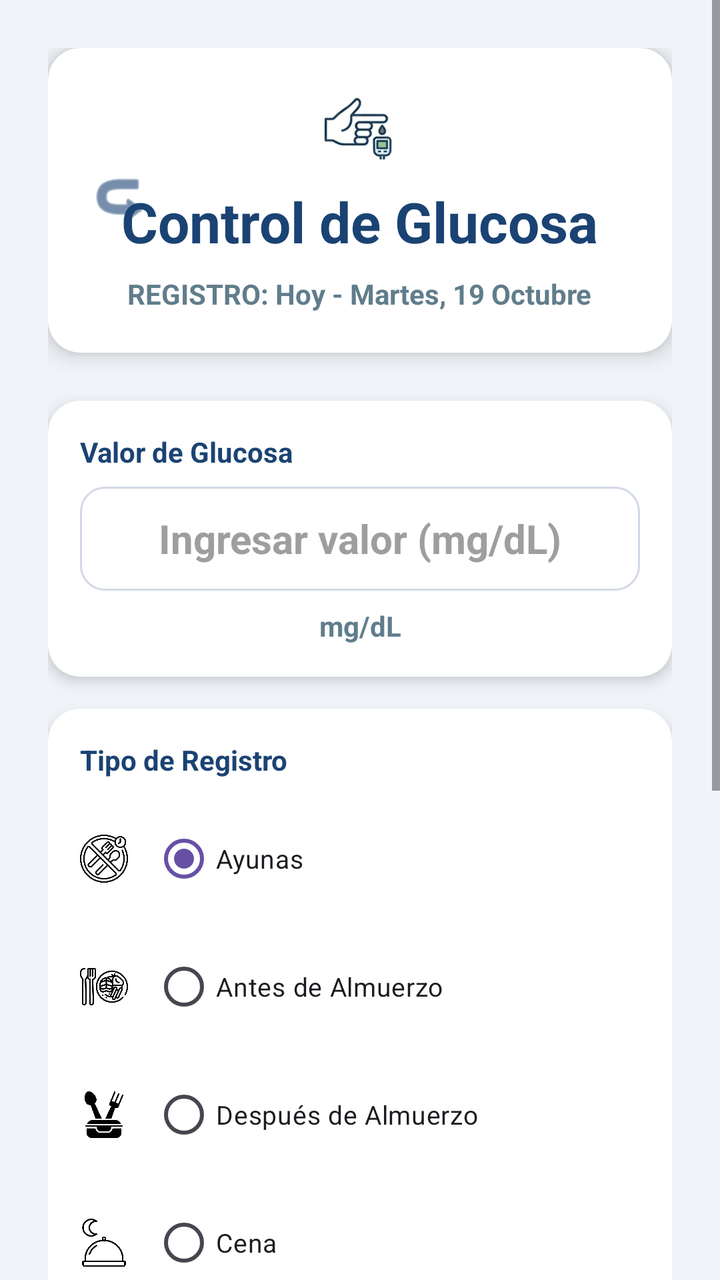
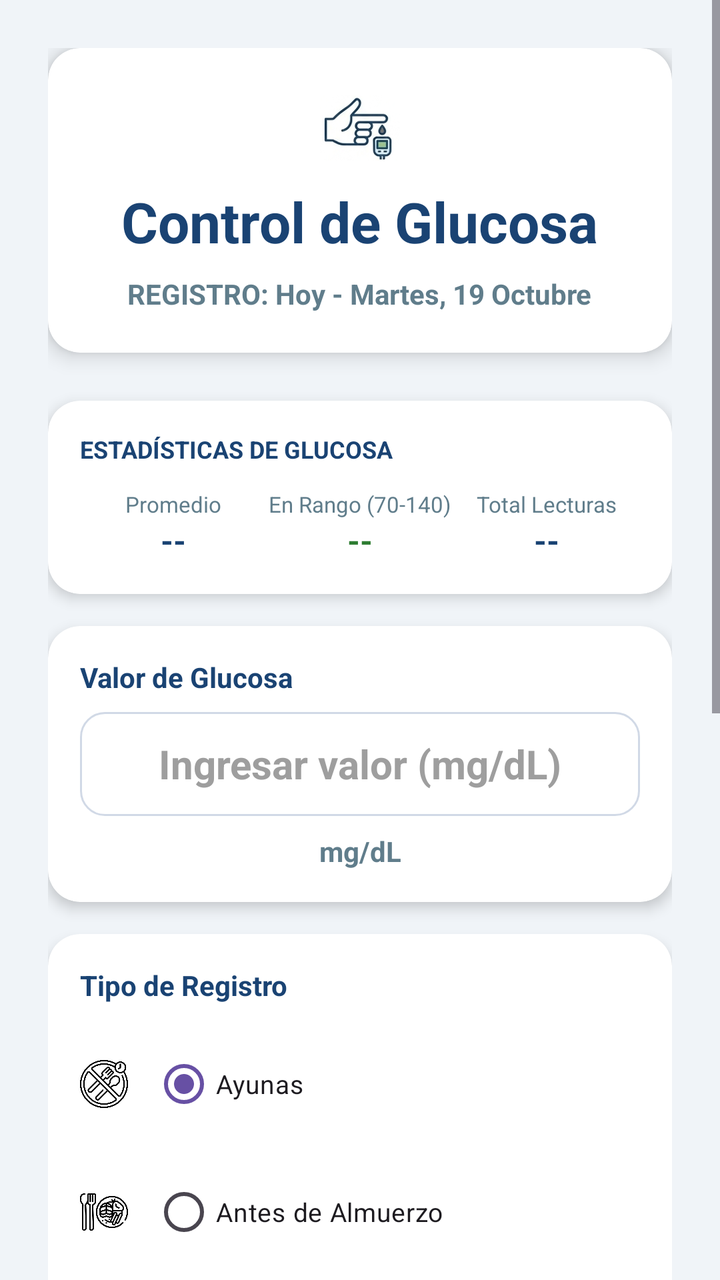

Compare the two renders of this Android layout. The source of the first and the diff that turns it into the second are given below.
<!-- AndroidManifest.xml: application theme Theme.MiPrimeraApp -->
<!-- res/layout/activity_control_glucosa.xml -->
<?xml version="1.0" encoding="utf-8"?>
<androidx.constraintlayout.widget.ConstraintLayout
    xmlns:android="http://schemas.android.com/apk/res/android"
    xmlns:app="http://schemas.android.com/apk/res-auto"
    xmlns:tools="http://schemas.android.com/tools"
    android:id="@+id/main"
    android:layout_width="match_parent"
    android:layout_height="match_parent"
    android:background="@color/ui_weight_background"
    tools:context=".Control_Glucosa">

    <ScrollView
        android:layout_width="match_parent"
        android:layout_height="match_parent"
        android:fillViewport="true"
        android:clipToPadding="false"
        app:layout_constraintTop_toTopOf="parent"
        app:layout_constraintBottom_toBottomOf="parent"
        app:layout_constraintStart_toStartOf="parent"
        app:layout_constraintEnd_toEndOf="parent">

        <LinearLayout
            android:layout_width="match_parent"
            android:layout_height="wrap_content"
            android:orientation="vertical"
            android:padding="24dp">

            
            <androidx.cardview.widget.CardView
                android:layout_width="match_parent"
                android:layout_height="wrap_content"
                android:layout_marginBottom="24dp"
                app:cardCornerRadius="16dp"
                app:cardElevation="6dp"
                app:cardBackgroundColor="@color/peso_card_bg">

                <RelativeLayout
                    android:layout_width="match_parent"
                    android:layout_height="wrap_content"
                    android:padding="20dp">

                    <LinearLayout
                        android:layout_width="match_parent"
                        android:layout_height="wrap_content"
                        android:orientation="vertical"
                        android:gravity="center">

                        <ImageView
                            android:layout_width="40dp"
                            android:layout_height="40dp"
                            android:src="@drawable/ic_glucosa"
                            android:layout_marginBottom="8dp" />

                        <TextView
                            android:id="@+id/tvAppBarTitle"
                            android:layout_width="wrap_content"
                            android:layout_height="wrap_content"
                            android:text="Control de Glucosa"
                            android:textColor="@color/peso_primary_blue"
                            android:textSize="28sp"
                            android:textStyle="bold"
                            android:layout_marginBottom="8dp" />

                        <TextView
                            android:id="@+id/tvDateTimeInfo"
                            android:layout_width="wrap_content"
                            android:layout_height="wrap_content"
                            android:text="REGISTRO: Hoy - Martes, 19 Octubre"
                            android:textColor="@color/peso_gray_text"
                            android:textSize="14sp"
                            android:textStyle="bold" />
                    </LinearLayout>

                    <ImageView
                        android:id="@+id/btnBack"
                        android:layout_width="32dp"
                        android:layout_height="32dp"
                        android:layout_alignParentStart="true"
                        android:layout_centerVertical="true"
                        android:clickable="true"
                        android:focusable="true"
                        android:background="?attr/selectableItemBackgroundBorderless"
                        android:src="@android:drawable/ic_menu_revert"
                        android:rotation="180"
                        app:tint="@color/ui_weight_title_blue"
                        android:contentDescription="Regresar" />
                </RelativeLayout>
            </androidx.cardview.widget.CardView>

            
            <androidx.cardview.widget.CardView
                android:layout_width="match_parent"
                android:layout_height="wrap_content"
                android:layout_marginBottom="16dp"
                app:cardCornerRadius="16dp"
                app:cardElevation="4dp"
                app:cardBackgroundColor="@color/peso_card_bg">

                <LinearLayout
                    android:layout_width="match_parent"
                    android:layout_height="wrap_content"
                    android:orientation="vertical"
                    android:padding="16dp">

                    <TextView
                        android:layout_width="match_parent"
                        android:layout_height="wrap_content"
                        android:text="Valor de Glucosa"
                        android:textColor="@color/peso_primary_blue"
                        android:textStyle="bold"
                        android:textSize="14sp"
                        android:layout_marginBottom="8dp" />

                    <EditText
                        android:id="@+id/etGlucoseValue"
                        style="@style/EditTextRounded"
                        android:layout_width="match_parent"
                        android:layout_height="52dp"
                        android:hint="Ingresar valor (mg/dL)"
                        android:inputType="numberDecimal"
                        android:gravity="center"
                        android:textSize="20sp"
                        android:textStyle="bold"
                        android:textColor="@color/peso_primary_blue"
                        android:textColorHint="@color/ui_hint_grey_9e" />

                    <TextView
                        android:layout_width="match_parent"
                        android:layout_height="wrap_content"
                        android:layout_marginTop="8dp"
                        android:text="mg/dL"
                        android:gravity="center"
                        android:textColor="@color/peso_gray_text"
                        android:textStyle="bold"
                        android:textSize="14sp" />
                </LinearLayout>
            </androidx.cardview.widget.CardView>

            
            <androidx.cardview.widget.CardView
                android:layout_width="match_parent"
                android:layout_height="wrap_content"
                android:layout_marginBottom="16dp"
                app:cardCornerRadius="16dp"
                app:cardElevation="4dp"
                app:cardBackgroundColor="@color/peso_card_bg">

                <LinearLayout
                    android:layout_width="match_parent"
                    android:layout_height="wrap_content"
                    android:orientation="vertical"
                    android:padding="16dp">

                    <TextView
                        android:layout_width="match_parent"
                        android:layout_height="wrap_content"
                        android:text="Tipo de Registro"
                        android:textColor="@color/peso_primary_blue"
                        android:textStyle="bold"
                        android:textSize="14sp"
                        android:layout_marginBottom="8dp" />

                    <RadioGroup
                        android:id="@+id/rgRecordType"
                        android:layout_width="match_parent"
                        android:layout_height="wrap_content"
                        android:orientation="vertical">

                            
                            <LinearLayout
                                android:id="@+id/layoutAyunas"
                                android:layout_width="match_parent"
                                android:layout_height="wrap_content"
                                android:orientation="horizontal"
                                android:gravity="center_vertical"
                                android:paddingVertical="8dp">

                                <ImageView
                                    android:layout_width="24dp"
                                    android:layout_height="24dp"
                                    android:layout_marginEnd="12dp"
                                    android:src="@drawable/ic_ayunas"
                                    android:contentDescription="Icono Ayunas" />

                                <RadioButton
                                    android:id="@+id/rbAyunas"
                                    android:layout_width="match_parent"
                                    android:layout_height="wrap_content"
                                    android:text="Ayunas"
                                    android:textSize="13sp"
                                    android:checked="true" />
                            </LinearLayout>

                            
                            <LinearLayout
                                android:id="@+id/layoutAntesAlmuerzo"
                                android:layout_width="match_parent"
                                android:layout_height="wrap_content"
                                android:orientation="horizontal"
                                android:gravity="center_vertical"
                                android:paddingVertical="8dp">

                                <ImageView
                                    android:layout_width="24dp"
                                    android:layout_height="24dp"
                                    android:layout_marginEnd="12dp"
                                    android:src="@drawable/ic_almuerzo"
                                    android:contentDescription="Icono Antes Almuerzo" />

                                <RadioButton
                                    android:id="@+id/rbAntesAlmuerzo"
                                    android:layout_width="match_parent"
                                    android:layout_height="wrap_content"
                                    android:text="Antes de Almuerzo"
                                    android:textSize="13sp" />
                            </LinearLayout>

                            
                            <LinearLayout
                                android:id="@+id/layoutDespuesAlmuerzo"
                                android:layout_width="match_parent"
                                android:layout_height="wrap_content"
                                android:orientation="horizontal"
                                android:gravity="center_vertical"
                                android:paddingVertical="8dp">

                                <ImageView
                                    android:layout_width="24dp"
                                    android:layout_height="24dp"
                                    android:layout_marginEnd="12dp"
                                    android:src="@drawable/ic_almuerzo2"
                                    android:contentDescription="Icono Después Almuerzo" />

                                <RadioButton
                                    android:id="@+id/rbDespuesAlmuerzo"
                                    android:layout_width="match_parent"
                                    android:layout_height="wrap_content"
                                    android:text="Después de Almuerzo"
                                    android:textSize="13sp" />
                            </LinearLayout>

                            
                            <LinearLayout
                                android:id="@+id/layoutCena"
                                android:layout_width="match_parent"
                                android:layout_height="wrap_content"
                                android:orientation="horizontal"
                                android:gravity="center_vertical"
                                android:paddingVertical="8dp">

                                <ImageView
                                    android:layout_width="24dp"
                                    android:layout_height="24dp"
                                    android:layout_marginEnd="12dp"
                                    android:src="@drawable/ic_cena"
                                    android:contentDescription="Icono Cena" />

                                <RadioButton
                                    android:id="@+id/rbCena"
                                    android:layout_width="match_parent"
                                    android:layout_height="wrap_content"
                                    android:text="Cena"
                                    android:textSize="13sp" />
                            </LinearLayout>

                    </RadioGroup>
                </LinearLayout>
            </androidx.cardview.widget.CardView>

            <androidx.cardview.widget.CardView
                android:id="@+id/cardOptionalNotes"
                android:layout_width="match_parent"
                android:layout_height="wrap_content"
                android:layout_marginTop="16dp"
                app:cardCornerRadius="16dp"
                app:cardElevation="4dp"
                app:cardBackgroundColor="@color/peso_card_bg">

                <LinearLayout
                    android:layout_width="match_parent"
                    android:layout_height="wrap_content"
                    android:orientation="vertical"
                    android:padding="16dp">

                    <RelativeLayout
                        android:layout_width="match_parent"
                        android:layout_height="wrap_content">

                        <TextView
                            android:layout_width="wrap_content"
                            android:layout_height="wrap_content"
                            android:text="NOTAS OPCIONALES"
                            android:textColor="@android:color/black"
                            android:textStyle="bold"
                            android:textSize="14sp"
                            android:layout_alignParentStart="true" />

                        <TextView
                            android:layout_width="wrap_content"
                            android:layout_height="wrap_content"
                            android:text="▲"
                            android:textColor="@color/peso_gray_text"
                            android:layout_alignParentEnd="true" />
                    </RelativeLayout>

                    <EditText
                        android:id="@+id/etOptionalNotes"
                        style="@style/EditTextRounded"
                        android:layout_width="match_parent"
                        android:layout_height="wrap_content"
                        android:layout_marginTop="8dp"
                        android:hint="Añadir notas…"
                        android:inputType="textMultiLine"
                        android:gravity="top|start"
                        android:lines="3"
                        android:textSize="14sp" />
                </LinearLayout>
            </androidx.cardview.widget.CardView>

            <androidx.cardview.widget.CardView
                android:id="@+id/cardPreviousSummary"
                android:layout_width="match_parent"
                android:layout_height="wrap_content"
                android:layout_marginTop="16dp"
                app:cardCornerRadius="16dp"
                app:cardElevation="4dp"
                app:cardBackgroundColor="@color/peso_card_bg">

                <LinearLayout
                    android:layout_width="match_parent"
                    android:layout_height="wrap_content"
                    android:orientation="vertical"
                    android:padding="16dp">

                    <TextView
                        android:layout_width="wrap_content"
                        android:layout_height="wrap_content"
                        android:text="RESUMEN PREVIO"
                        android:textColor="@color/peso_gray_text"
                        android:textStyle="bold"
                        android:textSize="12sp" />

                    <TextView
                        android:id="@+id/tvPreviousSummary"
                        android:layout_width="wrap_content"
                        android:layout_height="wrap_content"
                        android:layout_marginTop="4dp"
                        android:text="Última lectura: 124 mg/dL (Antes de almuerzo; 12:48 PM)"
                        android:textColor="@android:color/black"
                        android:textStyle="bold"
                        android:textSize="14sp" />
                </LinearLayout>
            </androidx.cardview.widget.CardView>

            <Button
                android:id="@+id/btnSaveRecord"
                android:layout_width="match_parent"
                android:layout_height="56dp"
                android:layout_marginTop="24dp"
                android:layout_marginBottom="16dp"
                android:text="+ GUARDAR REGISTRO"
                android:textColor="@color/white"
                android:textSize="16sp"
                android:textStyle="bold"
                android:backgroundTint="@color/peso_save_green"
                app:cornerRadius="12dp" />

        </LinearLayout>
    </ScrollView>

</androidx.constraintlayout.widget.ConstraintLayout>
<!-- resources referenced by this layout -->
<resources>
  <color name="peso_card_bg">#FFFFFF</color>
  <color name="peso_gray_text">#607D8B</color>
  <color name="peso_primary_blue">#1A4373</color>
  <color name="peso_save_green">#2E7D32</color>
  <color name="ui_hint_grey_9e">#9E9E9E</color>
  <color name="ui_weight_background">#F0F4F8</color>
  <color name="ui_weight_title_blue">#1A4375</color>
  <color name="white">#FFFFFFFF</color>
  <!-- drawable ic_almuerzo: png bitmap (drawable, 30460 bytes) -->
  <!-- drawable ic_almuerzo2: png bitmap (drawable, 14259 bytes) -->
  <!-- drawable ic_ayunas: png bitmap (drawable, 31352 bytes) -->
  <!-- drawable ic_cena: png bitmap (drawable, 13455 bytes) -->
  <!-- drawable ic_glucosa: png bitmap (drawable, 55171 bytes) -->
  <style name="EditTextRounded">
          <item name="android:paddingLeft">17dp</item>
          <item name="android:paddingRight">17dp</item>
          <item name="android:background">@drawable/input_rounf</item>
      </style>
  <style name="Theme.MiPrimeraApp" parent="Base.Theme.MiPrimeraApp" />
  <!-- drawable input_rounf (drawable) -->
  <?xml version="1.0" encoding="utf-8"?>
  <shape xmlns:android="http://schemas.android.com/apk/res/android">
      <solid android:color="#FFFFFF"/>
      <stroke android:width="1dp" android:color="#D1D9E6"/>
      <corners android:radius="12dp"/>
  </shape>
  <style name="Base.Theme.MiPrimeraApp" parent="Theme.Material3.DayNight.NoActionBar">
          
          
       </style>
</resources>

<!-- the commit's change to res/layout/activity_control_glucosa.xml (unified diff, before → after) -->
@@ -71,20 +71,117 @@
                             android:textStyle="bold" />
                     </LinearLayout>
 
-                    <ImageView
-                        android:id="@+id/btnBack"
-                        android:layout_width="32dp"
-                        android:layout_height="32dp"
-                        android:layout_alignParentStart="true"
-                        android:layout_centerVertical="true"
-                        android:clickable="true"
-                        android:focusable="true"
-                        android:background="?attr/selectableItemBackgroundBorderless"
-                        android:src="@android:drawable/ic_menu_revert"
-                        android:rotation="180"
-                        app:tint="@color/ui_weight_title_blue"
-                        android:contentDescription="Regresar" />
                 </RelativeLayout>
+            </androidx.cardview.widget.CardView>
+
+            
+            <androidx.cardview.widget.CardView
+                android:id="@+id/cardGlucoseStats"
+                android:layout_width="match_parent"
+                android:layout_height="wrap_content"
+                android:layout_marginBottom="16dp"
+                app:cardCornerRadius="16dp"
+                app:cardElevation="4dp"
+                app:cardBackgroundColor="@color/white">
+
+                <LinearLayout
+                    android:layout_width="match_parent"
+                    android:layout_height="wrap_content"
+                    android:orientation="vertical"
+                    android:padding="16dp">
+
+                    <TextView
+                        android:layout_width="wrap_content"
+                        android:layout_height="wrap_content"
+                        android:text="ESTADÍSTICAS DE GLUCOSA"
+                        android:textColor="@color/peso_primary_blue"
+                        android:textStyle="bold"
+                        android:textSize="12sp"
+                        android:layout_marginBottom="12dp" />
+
+                    <LinearLayout
+                        android:layout_width="match_parent"
+                        android:layout_height="wrap_content"
+                        android:orientation="horizontal"
+                        android:weightSum="3">
+
+                        
+                        <LinearLayout
+                            android:layout_width="0dp"
+                            android:layout_height="wrap_content"
+                            android:layout_weight="1"
+                            android:orientation="vertical"
+                            android:gravity="center">
+
+                            <TextView
+                                android:layout_width="wrap_content"
+                                android:layout_height="wrap_content"
+                                android:text="Promedio"
+                                android:textColor="@color/peso_gray_text"
+                                android:textSize="11sp" />
+
+                            <TextView
+                                android:id="@+id/tvStatGlucoseAvg"
+                                android:layout_width="wrap_content"
+                                android:layout_height="wrap_content"
+                                android:text="--"
+                                android:textColor="@color/peso_primary_blue"
+                                android:textSize="16sp"
+                                android:textStyle="bold" />
+                        </LinearLayout>
+
+                        
+                        <LinearLayout
+                            android:layout_width="0dp"
+                            android:layout_height="wrap_content"
+                            android:layout_weight="1"
+                            android:orientation="vertical"
+                            android:gravity="center">
+
+                            <TextView
+                                android:layout_width="wrap_content"
+                                android:layout_height="wrap_content"
+                                android:text="En Rango (70-140)"
+                                android:textColor="@color/peso_gray_text"
+                                android:textSize="11sp" />
+
+                            <TextView
+                                android:id="@+id/tvStatGlucoseRange"
+                                android:layout_width="wrap_content"
+                                android:layout_height="wrap_content"
+                                android:text="--"
+                                android:textColor="@color/peso_save_green"
+                                android:textSize="16sp"
+                                android:textStyle="bold" />
+                        </LinearLayout>
+
+                        
+                        <LinearLayout
+                            android:layout_width="0dp"
+                            android:layout_height="wrap_content"
+                            android:layout_weight="1"
+                            android:orientation="vertical"
+                            android:gravity="center">
+
+                            <TextView
+                                android:layout_width="wrap_content"
+                                android:layout_height="wrap_content"
+                                android:text="Total Lecturas"
+                                android:textColor="@color/peso_gray_text"
+                                android:textSize="11sp" />
+
+                            <TextView
+                                android:id="@+id/tvStatGlucoseCount"
+                                android:layout_width="wrap_content"
+                                android:layout_height="wrap_content"
+                                android:text="--"
+                                android:textColor="@color/peso_primary_blue"
+                                android:textSize="16sp"
+                                android:textStyle="bold" />
+                        </LinearLayout>
+
+                    </LinearLayout>
+                </LinearLayout>
             </androidx.cardview.widget.CardView>
 
             
<!-- resource entries referenced after the edit -->
@@ -6,7 +6,6 @@
   <color name="peso_save_green">#2E7D32</color>
   <color name="ui_hint_grey_9e">#9E9E9E</color>
   <color name="ui_weight_background">#F0F4F8</color>
-  <color name="ui_weight_title_blue">#1A4375</color>
   <color name="white">#FFFFFFFF</color>
   <!-- drawable ic_almuerzo: png bitmap (drawable, 30460 bytes) -->
   <!-- drawable ic_almuerzo2: png bitmap (drawable, 14259 bytes) -->
